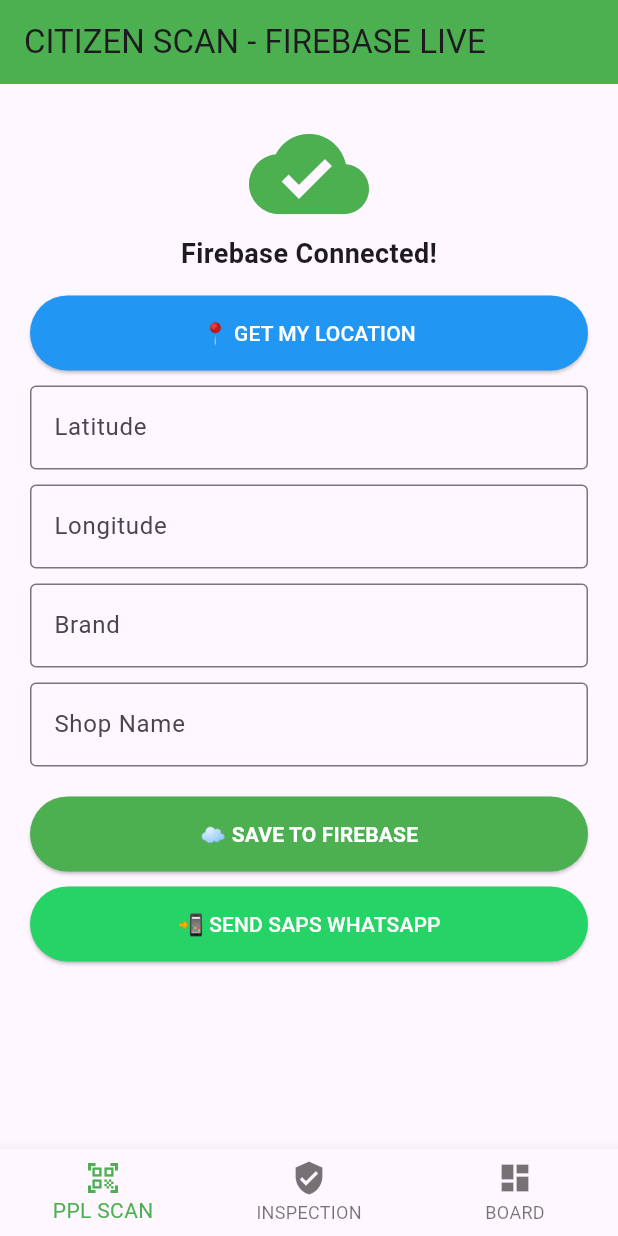
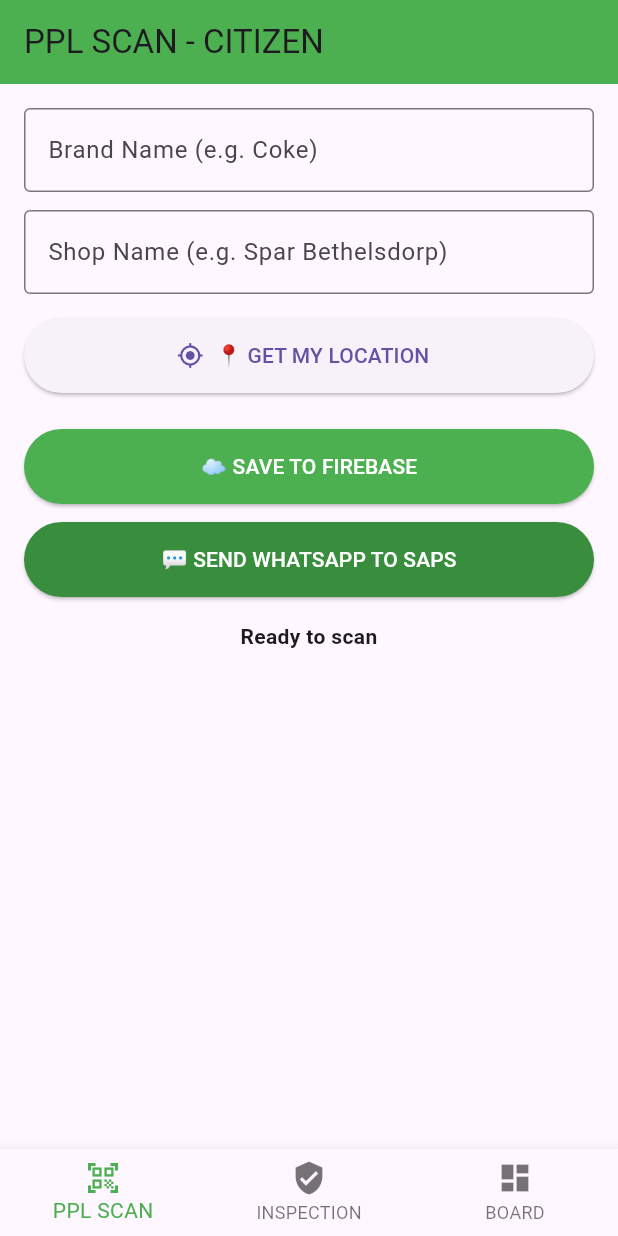
Before and after one commit to tmpalala-crypto/Scansafeafrica-boards-, a Flutter app: the screen it shows after launch, on a phone screen of 412 x 824 dp. Run offline on Flutter 3.47's test engine with Material 3 defaults, Android fonts, the phone set to English and light mode, and no system bars; our stand-ins replace cloud_firestore, firebase_core, geolocator; accounts and stored records are empty.

Commit message:
Update main.dart

```diff
--- a/lib/main.dart
+++ b/lib/main.dart
@@ -1,163 +1,208 @@
 import 'package:flutter/material.dart';
+import 'package:firebase_core/firebase_core.dart';
+import 'package:cloud_firestore/cloud_firestore.dart';
 import 'package:geolocator/geolocator.dart';
 import 'package:url_launcher/url_launcher.dart';
-import 'package:firebase_core/firebase_core.dart';
-import 'package:cloud_firestore/cloud_firestore.dart';
 import 'firebase_options.dart';
 
 void main() async {
   WidgetsFlutterBinding.ensureInitialized();
-  await Firebase.initializeApp(options: DefaultFirebaseOptions.currentPlatform);
-  runApp(ScanSafeAfricaApp());
+  try {
+    await Firebase.initializeApp(options: DefaultFirebaseOptions.currentPlatform);
+  } catch (e) {
+    debugPrint("Firebase init error: $e");
+  }
+  runApp(const MyApp());
 }
 
-class ScanSafeAfricaApp extends StatelessWidget {
+class MyApp extends StatelessWidget {
+  const MyApp({super.key});
   @override
   Widget build(BuildContext context) {
     return MaterialApp(
+      debugShowCheckedModeBanner: false,
       title: 'ScanSafeAfrica',
-      debugShowCheckedModeBanner: false,
       theme: ThemeData(primarySwatch: Colors.green),
-      home: MainSelector(),
+      home: const MainNav(),
     );
   }
 }
 
-class MainSelector extends StatefulWidget {
+class MainNav extends StatefulWidget {
+  const MainNav({super.key});
   @override
-  _MainSelectorState createState() => _MainSelectorState();
+  State<MainNav> createState() => _MainNavState();
 }
 
-class _MainSelectorState extends State<MainSelector> {
-  int selectedIndex = 0;
-  final screens = [CitizenScanFirebase(), InspectorFirebase(), AdminBoardFirebase()];
+class _MainNavState extends State<MainNav> {
+  int _index = 0;
+  final _pages = [const PplScanPage(), const InspectionPage(), const BoardPage()];
   @override
   Widget build(BuildContext context) {
     return Scaffold(
-      body: screens[selectedIndex],
+      body: _pages[_index],
       bottomNavigationBar: BottomNavigationBar(
-        currentIndex: selectedIndex,
-        onTap: (i) => setState(() => selectedIndex = i),
+        currentIndex: _index,
+        onTap: (i) => setState(() => _index = i),
         selectedItemColor: Colors.green,
-        items: [
-          BottomNavigationBarItem(icon: Icon(Icons.qr_code_scanner), label: "PPL SCAN"),
-          BottomNavigationBarItem(icon: Icon(Icons.verified_user), label: "INSPECTION"),
-          BottomNavigationBarItem(icon: Icon(Icons.dashboard), label: "BOARD"),
+        items: const [
+          BottomNavigationBarItem(icon: Icon(Icons.qr_code_scanner), label: 'PPL SCAN'),
+          BottomNavigationBarItem(icon: Icon(Icons.verified_user), label: 'INSPECTION'),
+          BottomNavigationBarItem(icon: Icon(Icons.dashboard), label: 'BOARD'),
         ],
       ),
     );
   }
 }
 
-class CitizenScanFirebase extends StatefulWidget {
+// ================= PPL SCAN =================
+class PplScanPage extends StatefulWidget {
+  const PplScanPage({super.key});
   @override
-  _CitizenScanFirebaseState createState() => _CitizenScanFirebaseState();
+  State<PplScanPage> createState() => _PplScanPageState();
 }
 
-class _CitizenScanFirebaseState extends State<CitizenScanFirebase> {
-  final brandController = TextEditingController();
-  final shopController = TextEditingController();
-  final latController = TextEditingController();
-  final lngController = TextEditingController();
+class _PplScanPageState extends State<PplScanPage> {
+  final brandCtrl = TextEditingController();
+  final shopCtrl = TextEditingController();
+  String lat = "";
+  String lng = "";
+  String status = "Ready to scan";
   bool loading = false;
 
   Future<void> getLocation() async {
-    setState(()=>loading=true);
-    try{
-      LocationPermission p = await Geolocator.checkPermission();
-      if(p==LocationPermission.denied) p = await Geolocator.requestPermission();
+    setState(() { loading = true; status = "Getting GPS..."; });
+    try {
+      bool serviceEnabled = await Geolocator.isLocationServiceEnabled();
+      if (!serviceEnabled) { setState(() { status = "Please turn ON location"; loading = false; }); return; }
+      LocationPermission permission = await Geolocator.checkPermission();
+      if (permission == LocationPermission.denied) permission = await Geolocator.requestPermission();
+      if (permission == LocationPermission.deniedForever) { setState(() { status = "Location denied forever"; loading = false; }); return; }
       Position pos = await Geolocator.getCurrentPosition(desiredAccuracy: LocationAccuracy.high);
-      setState((){
-        latController.text = pos.latitude.toString();
-        lngController.text = pos.longitude.toString();
-        loading=false;
-      });
-    }catch(e){ setState(()=>loading=false); }
+      setState(() { lat = pos.latitude.toString(); lng = pos.longitude.toString(); status = "GPS Locked!"; loading = false; });
+    } catch (e) {
+      setState(() { status = "GPS Error: $e"; loading = false; });
+    }
   }
 
-  Future<void> submitReport() async {
-    if(brandController.text.isEmpty) return;
-    await FirebaseFirestore.instance.collection('scansafrica_reports').add({
-      "brand": brandController.text,
-      "shop": shopController.text,
-      "lat": latController.text,
-      "lng": lngController.text,
-      "time": DateTime.now().toString(),
-      "status": "PENDING",
-      "town": "Bethelsdorp, EC"
-    });
-    ScaffoldMessenger.of(context).showSnackBar(SnackBar(content: Text("SAVED TO CLOUD FOREVER!"), backgroundColor: Colors.green));
-    brandController.clear(); shopController.clear();
+  Future<void> saveToFirebase() async {
+    if (brandCtrl.text.isEmpty || shopCtrl.text.isEmpty) { setState(() => status = "Fill Brand & Shop!"); return; }
+    if (lat.isEmpty) { setState(() => status = "Get Location first!"); return; }
+    setState(() { loading = true; status = "Saving to cloud..."; });
+    try {
+      await FirebaseFirestore.instance.collection('reports').add({
+        'brand': brandCtrl.text.trim(),
+        'shop': shopCtrl.text.trim(),
+        'latitude': lat,
+        'longitude': lng,
+        'mapLink': "https://maps.google.com/?q=$lat,$lng",
+        'timestamp': FieldValue.serverTimestamp(),
+        'result': 'FAKE - ScanSafeAfrica',
+      });
+      setState(() { status = "✅ SAVED TO CLOUD FOREVER!"; loading = false; });
+      brandCtrl.clear(); shopCtrl.clear();
+    } catch (e) {
+      setState(() { status = "Firebase Error: $e\nCheck Firestore Rules!"; loading = false; });
+    }
   }
 
-  void sendWhatsApp(){
-    final msg = "*SCANSAFEAFRICA FAKE*%0ABrand: ${brandController.text}%0AShop: ${shopController.text}%0AGPS: ${latController.text},${lngController.text}%0AMap: https://maps.google.com/?q=${latController.text},${lngController.text}";
-    launchUrl(Uri.parse("https://wa.me/27815555555?text=$msg"), mode: LaunchMode.externalApplication);
+  Future<void> sendWhatsApp() async {
+    if (lat.isEmpty) { setState(() => status = "Get Location first!"); return; }
+    String msg = "🚨 SCANSAFEAFRICA FAKE ALERT 🚨\n\nBrand: ${brandCtrl.text}\nShop: ${shopCtrl.text}\nGPS: $lat, $lng\nMap: https://maps.google.com/?q=$lat,$lng\n\nSent from Bethelsdorp";
+    final url = Uri.parse("https://wa.me/?text=${Uri.encodeComponent(msg)}");
+    if (await canLaunchUrl(url)) await launchUrl(url, mode: LaunchMode.externalApplication);
   }
 
   @override
-  Widget build(BuildContext context){
+  Widget build(BuildContext context) {
     return Scaffold(
-      appBar: AppBar(title: Text("CITIZEN SCAN - FIREBASE LIVE"), backgroundColor: Colors.green),
-      body: SingleChildScrollView(padding: EdgeInsets.all(20), child: Column(children: [
-        Icon(Icons.cloud_done, size:80, color: Colors.green),
-        Text("Firebase Connected!", style: TextStyle(fontWeight: FontWeight.bold, fontSize: 18)),
-        SizedBox(height:15),
-        ElevatedButton(onPressed: loading?null:getLocation, style: ElevatedButton.styleFrom(backgroundColor: Colors.blue, minimumSize: Size(double.infinity,50)), child: Text(loading?"GETTING GPS...":"📍 GET MY LOCATION", style: TextStyle(color: Colors.white))),
-        SizedBox(height:10),
-        TextField(controller: latController, decoration: InputDecoration(labelText: "Latitude", border: OutlineInputBorder())),
-        SizedBox(height:10),
-        TextField(controller: lngController, decoration: InputDecoration(labelText: "Longitude", border: OutlineInputBorder())),
-        SizedBox(height:10),
-        TextField(controller: brandController, decoration: InputDecoration(labelText: "Brand", border: OutlineInputBorder())),
-        SizedBox(height:10),
-        TextField(controller: shopController, decoration: InputDecoration(labelText: "Shop Name", border: OutlineInputBorder())),
-        SizedBox(height:20),
-        ElevatedButton(onPressed: submitReport, style: ElevatedButton.styleFrom(backgroundColor: Colors.green, minimumSize: Size(double.infinity,50)), child: Text("☁️ SAVE TO FIREBASE", style: TextStyle(color: Colors.white, fontWeight: FontWeight.bold))),
-        SizedBox(height:10),
-        ElevatedButton(onPressed: sendWhatsApp, style: ElevatedButton.styleFrom(backgroundColor: Color(0xFF25D366), minimumSize: Size(double.infinity,50)), child: Text("📲 SEND SAPS WHATSAPP", style: TextStyle(color: Colors.white))),
-      ])),
+      appBar: AppBar(title: const Text("PPL SCAN - CITIZEN"), backgroundColor: Colors.green),
+      body: SingleChildScrollView(
+        padding: const EdgeInsets.all(16),
+        child: Column(
+          children: [
+            TextField(controller: brandCtrl, decoration: const InputDecoration(labelText: "Brand Name (e.g. Coke)", border: OutlineInputBorder())),
+            const SizedBox(height: 12),
+            TextField(controller: shopCtrl, decoration: const InputDecoration(labelText: "Shop Name (e.g. Spar Bethelsdorp)", border: OutlineInputBorder())),
+            const SizedBox(height: 16),
+            ElevatedButton.icon(onPressed: loading ? null : getLocation, icon: const Icon(Icons.my_location), label: const Text("📍 GET MY LOCATION"), style: ElevatedButton.styleFrom(minimumSize: const Size(double.infinity, 50))),
+            const SizedBox(height: 12),
+            if (lat.isNotEmpty) Container(padding: const EdgeInsets.all(12), color: Colors.green.shade50, child: Column(children: [Text("Lat: $lat"), Text("Lng: $lng"), SelectableText("https://maps.google.com/?q=$lat,$lng")])),
+            const SizedBox(height: 12),
+            ElevatedButton(onPressed: loading ? null : saveToFirebase, style: ElevatedButton.styleFrom(backgroundColor: Colors.green, minimumSize: const Size(double.infinity, 50)), child: const Text("☁️ SAVE TO FIREBASE", style: TextStyle(color: Colors.white))),
+            const SizedBox(height: 12),
+            ElevatedButton(onPressed: sendWhatsApp, style: ElevatedButton.styleFrom(backgroundColor: Colors.green.shade700, minimumSize: const Size(double.infinity, 50)), child: const Text("💬 SEND WHATSAPP TO SAPS", style: TextStyle(color: Colors.white))),
+            const SizedBox(height: 16),
+            Text(status, style: const TextStyle(fontWeight: FontWeight.bold), textAlign: TextAlign.center),
+          ],
+        ),
+      ),
     );
   }
 }
 
-class InspectorFirebase extends StatelessWidget {
+// ================= INSPECTION =================
+class InspectionPage extends StatelessWidget {
+  const InspectionPage({super.key});
   @override
-  Widget build(BuildContext context){
+  Widget build(BuildContext context) {
     return Scaffold(
-      appBar: AppBar(title: Text("INSPECTION - LIVE FIREBASE"), backgroundColor: Colors.orange),
+      appBar: AppBar(title: const Text("INSPECTION - LIVE"), backgroundColor: Colors.orange),
       body: StreamBuilder<QuerySnapshot>(
-        stream: FirebaseFirestore.instance.collection('scansafrica_reports').orderBy('time', descending: true).snapshots(),
-        builder: (ctx, snap){
-          if(!snap.hasData) return Center(child: CircularProgressIndicator());
-          var docs = snap.data!.docs;
-          if(docs.isEmpty) return Center(child: Text("No reports yet - Scan first!"));
-          return ListView.builder(itemCount: docs.length, itemBuilder: (c,i){
-            var r = docs[i].data() as Map<String,dynamic>;
-            return Card(margin: EdgeInsets.all(8), child: ListTile(title: Text("${r['brand']} @ ${r['shop']}"), subtitle: Text("GPS: ${r['lat']}, ${r['lng']}\n${r['time']}\nStatus: ${r['status']}"), trailing: Icon(Icons.check_circle, color: Colors.green),));
-          });
+        stream: FirebaseFirestore.instance.collection('reports').orderBy('timestamp', descending: true).snapshots(),
+        builder: (context, snap) {
+          if (snap.hasError) return Center(child: Text("Error: ${snap.error}\n\nFix Firestore Rules!"));
+          if (!snap.hasData) return const Center(child: CircularProgressIndicator());
+          if (snap.data!.docs.isEmpty) return const Center(child: Text("No reports yet.\nScan something!"));
+          return ListView.builder(
+            itemCount: snap.data!.docs.length,
+            itemBuilder: (c, i) {
+              var d = snap.data!.docs[i];
+              var data = d.data() as Map<String, dynamic>;
+              return Card(
+                margin: const EdgeInsets.all(8),
+                child: ListTile(
+                  title: Text("${data['brand']} @ ${data['shop']}"),
+                  subtitle: Column(crossAxisAlignment: CrossAxisAlignment.start, children: [
+                    Text("GPS: ${data['latitude']}, ${data['longitude']}"),
+                    InkWell(onTap: () async { final url = Uri.parse(data['mapLink'] ?? "https://maps.google.com/?q=${data['latitude']},${data['longitude']}"); if (await canLaunchUrl(url)) await launchUrl(url, mode: LaunchMode.externalApplication); }, child: const Text("📍 Open in Google Maps", style: TextStyle(color: Colors.blue))),
+                  ]),
+                  trailing: Text(data['result'] ?? "FAKE"),
+                ),
+              );
+            },
+          );
         },
       ),
     );
   }
 }
 
-class AdminBoardFirebase extends StatelessWidget {
+// ================= BOARD =================
+class BoardPage extends StatelessWidget {
+  const BoardPage({super.key});
   @override
-  Widget build(BuildContext context){
+  Widget build(BuildContext context) {
     return Scaffold(
-      appBar: AppBar(title: Text("BOARD - ADMIN LIVE"), backgroundColor: Colors.black87),
+      appBar: AppBar(title: const Text("BOARD - ADMIN LIVE"), backgroundColor: Colors.blue),
       body: StreamBuilder<QuerySnapshot>(
-        stream: FirebaseFirestore.instance.collection('scansafrica_reports').orderBy('time', descending: true).snapshots(),
-        builder: (ctx, snap){
-          if(!snap.hasData) return Center(child: CircularProgressIndicator());
-          return Column(children: [
-            Container(color: Colors.black, padding: EdgeInsets.all(15), width: double.infinity, child: Text("TOTAL REPORTS: ${snap.data!.docs.length} | LIVE FROM FIREBASE", style: TextStyle(color: Colors.greenAccent, fontWeight: FontWeight.bold))),
-            Expanded(child: ListView.builder(itemCount: snap.data!.docs.length, itemBuilder: (c,i){
-              var r = snap.data!.docs[i].data() as Map<String,dynamic>;
-              return ListTile(leading: Icon(Icons.location_on, color: Colors.red), title: Text("${r['brand']} - ${r['shop']}"), subtitle: Text("${r['town']}\n${r['time']}"), trailing: ElevatedButton(onPressed: (){ launchUrl(Uri.parse("https://maps.google.com/?q=${r['lat']},${r['lng']}"), mode: LaunchMode.externalApplication); }, child: Text("MAP")));
-            }))
-          ]);
+        stream: FirebaseFirestore.instance.collection('reports').snapshots(),
+        builder: (context, snap) {
+          int total = snap.hasData ? snap.data!.docs.length : 0;
+          return Center(
+            child: Column(
+              mainAxisAlignment: MainAxisAlignment.center,
+              children: [
+                const Icon(Icons.dashboard, size: 80, color: Colors.blue),
+                const SizedBox(height: 20),
+                Text("TOTAL REPORTS: $total", style: const TextStyle(fontSize: 28, fontWeight: FontWeight.bold)),
+                const SizedBox(height: 10),
+                const Text("ScanSafeAfrica - Anti-Fake SA 🇿🇦"),
+                const SizedBox(height: 20),
+                Text("Last update: ${DateTime.now()}"),
+              ],
+            ),
+          );
         },
       ),
     );
```
